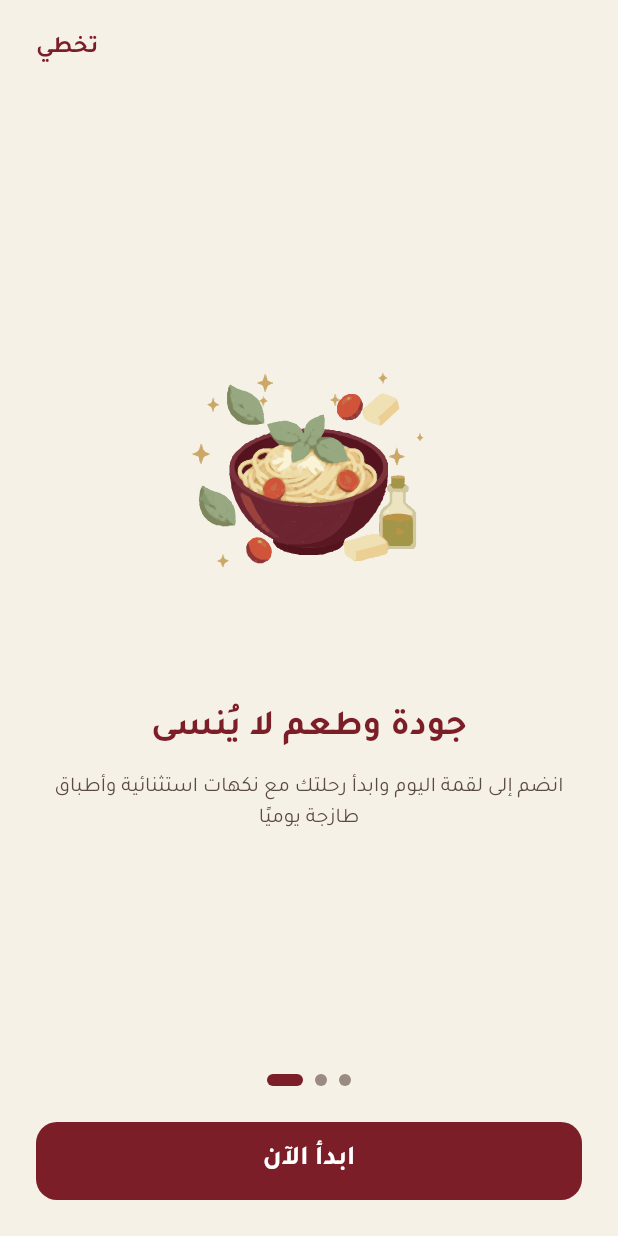
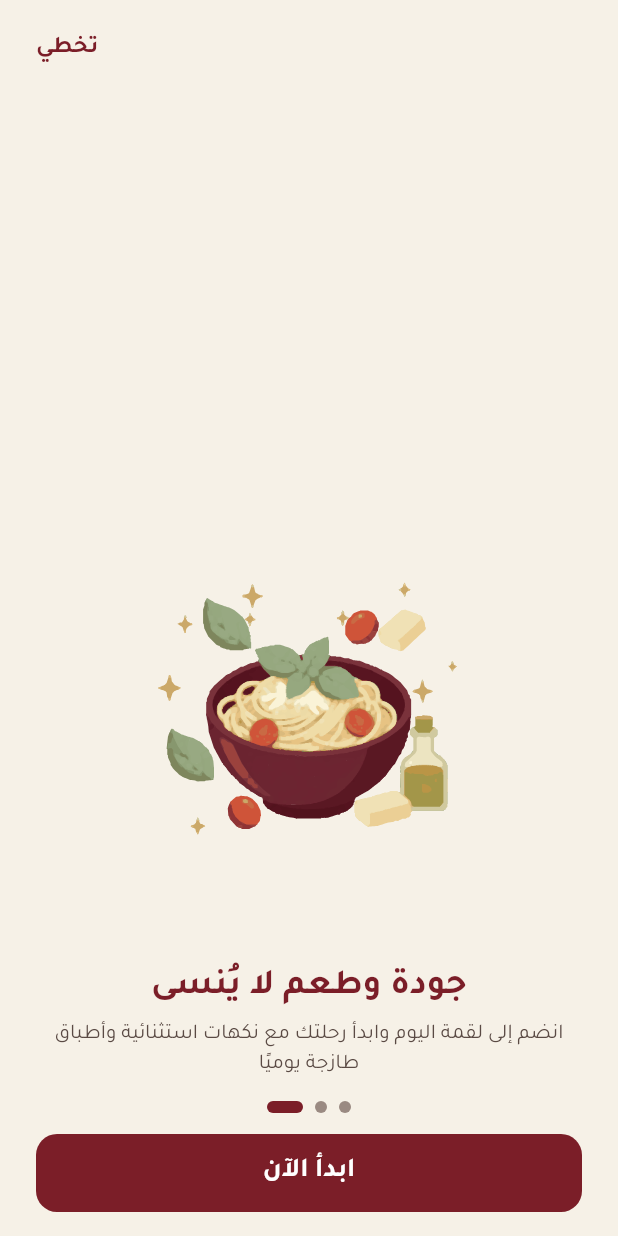
Before and after one commit to Malak987/luqma, a Flutter app: the screen it shows after launch, swiped to page 3, on a phone screen of 412 x 824 dp. Run offline on Flutter 3.47's test engine with Material 3 defaults, Android fonts, the phone set to English and light mode, and no system bars; our stand-ins replace dio, equatable, flutter_bloc, flutter_secure_storage, flutter_svg, geolocator and 3 more; missing offline and left inert: maplibre_gl.

Commit message:
feat(onboarding): enlarge illustration and stack controls under copy
Layout is now illustration -> title -> subtitle -> indicator -> button,
all inside the pager so each slide keeps the same hierarchy.

- Illustration takes every pixel the copy/controls do not need via
  Expanded + LayoutBuilder (was 38% of height capped at 260px). It now
  occupies roughly 60% of the slide on phones, up from ~35-38%.
- Artwork keeps its native 600:520 ratio through BoxFit.contain, centred,
  never cropped or stretched.
- Indicator dots and the Next button moved from the global footer into the
  slide, directly beneath the subtitle with compact 10-14px gaps.
- Compact (<700px height) screens tighten spacing, button height 48px.
- Text scaling clamped at 1.3 in slides to prevent RenderFlex overflow.
- Controllers, looping, Reduce Motion, themes, localization, cubit and
  navigation untouched.

Adds onboarding_layout_test.dart covering hierarchy order, illustration
dominance, 320x568 overflow safety and all three slides.

Co-authored-by: arena-agent <297053741+arena-agent@users.noreply.github.com>

```diff
--- a/lib/features/onboarding/presentation/pages/onboarding_page.dart
+++ b/lib/features/onboarding/presentation/pages/onboarding_page.dart
@@ -1,3 +1,5 @@
+import 'dart:math' as math;
+
 import 'package:flutter/material.dart';
 import 'package:flutter_bloc/flutter_bloc.dart';
 import 'package:lottie/lottie.dart';
@@ -8,8 +10,14 @@ import '../../../../core/theme/app_colors.dart';
 import '../cubit/onboarding_cubit.dart';
 import '../cubit/onboarding_state.dart';
 
-/// Onboarding page featuring per-slide Lottie illustrations, page indicators,
-/// localized Arabic/English copy, and accessibility (Reduce Motion) support.
+/// Onboarding page built around a large per-slide Lottie illustration.
+///
+/// Visual order inside every slide: illustration, title, subtitle, page
+/// indicator dots, then the primary button.
+/// The Skip / back controls stay in the top header bar.
+///
+/// Accessibility: when the platform requests reduced motion the illustration
+/// is shown frozen on its first frame instead of looping.
 class OnboardingPage extends StatefulWidget {
   const OnboardingPage({
     super.key,
@@ -24,6 +32,9 @@ class OnboardingPage extends StatefulWidget {
 
 class _OnboardingPageState extends State<OnboardingPage>
     with TickerProviderStateMixin {
+  /// Native aspect ratio of the supplied illustrations (600 × 520).
+  static const double _illustrationAspectRatio = 600 / 520;
+
   late final PageController _pageController;
 
   /// One controller per slide so each illustration loops independently and a
@@ -126,8 +137,7 @@ class _OnboardingPageState extends State<OnboardingPage>
 
     final isDark = theme.brightness == Brightness.dark;
     final disableAnimations = MediaQuery.of(context).disableAnimations;
-    // Static wordmark is only a safety fallback if an illustration fails to
-    // load, or when Reduce Motion shows the illustration frozen.
+    // Static wordmark only acts as a safety fallback if an asset fails to load.
     final fallbackImageAsset =
         isDark ? AppAssets.logoDark : AppAssets.logoLight;
     final l10n = AppLocalizations.of(context);
@@ -147,16 +157,20 @@ class _OnboardingPageState extends State<OnboardingPage>
         _syncPageController(state.currentIndex);
       },
       builder: (context, state) {
+        // Very short phones get tighter chrome so the primary button always
+        // stays inside the safe area.
+        final isCompact = MediaQuery.sizeOf(context).height < 700.0;
+
         return Scaffold(
           backgroundColor: colors.background,
           body: SafeArea(
             child: Column(
               children: [
-                // Header Bar with Skip / Close button
+                // Header bar: back (review mode) / skip
                 Padding(
-                  padding: const EdgeInsets.symmetric(
+                  padding: EdgeInsets.symmetric(
                     horizontal: 16.0,
-                    vertical: 8.0,
+                    vertical: isCompact ? 2.0 : 8.0,
                   ),
                   child: Row(
                     mainAxisAlignment: MainAxisAlignment.spaceBetween,
@@ -187,7 +201,8 @@ class _OnboardingPageState extends State<OnboardingPage>
                   ),
                 ),
 
-                // Main PageView with Slides
+                // Slides: illustration, copy, indicator and button all live
+                // inside the pager so each page keeps the same hierarchy.
                 Expanded(
                   child: PageView.builder(
                     key: const Key('onboarding_page_view'),
@@ -208,58 +223,25 @@ class _OnboardingPageState extends State<OnboardingPage>
                         disableAnimations: disableAnimations,
                         theme: theme,
                         colors: colors,
-                      );
-                    },
-                  ),
-                ),
-
-                // Footer with Page Indicator and Action Button
-                Padding(
-                  padding: const EdgeInsets.all(24.0),
-                  child: Column(
-                    children: [
-                      // Page indicators
-                      Row(
+                        isCompact: isCompact,
+                        actionLabel: state.isLastSlide
+                            ? l10n.onboarding.getStarted
+                            : l10n.onboarding.next,
+                        onNextPressed: () =>
+                            context.read<OnboardingCubit>().nextSlide(),
+                        indicator: Row(
                           key: const Key('onboarding_indicator'),
                           mainAxisAlignment: MainAxisAlignment.center,
                           children: List.generate(
                             state.slideCount,
-                          (index) => _buildIndicatorDot(
-                            isActive: index == state.currentIndex,
+                            (dotIndex) => _buildIndicatorDot(
+                              isActive: dotIndex == state.currentIndex,
                               colors: colors,
                             ),
                           ),
                         ),
-                      const SizedBox(height: 24.0),
-
-                      // Next / Get Started button
-                      SizedBox(
-                        width: double.infinity,
-                        height: 52.0,
-                        child: ElevatedButton(
-                          key: const Key('onboarding_next_button'),
-                          style: ElevatedButton.styleFrom(
-                            backgroundColor: colors.primary,
-                            foregroundColor: colors.onPrimary,
-                            shape: RoundedRectangleBorder(
-                              borderRadius: BorderRadius.circular(14.0),
-                            ),
-                            elevation: 0,
-                          ),
-                          onPressed: () =>
-                              context.read<OnboardingCubit>().nextSlide(),
-                          child: Text(
-                            state.isLastSlide
-                                ? l10n.onboarding.getStarted
-                                : l10n.onboarding.next,
-                            style: const TextStyle(
-                              fontSize: 18.0,
-                              fontWeight: FontWeight.bold,
-                            ),
-                          ),
-                        ),
-                      ),
-                    ],
+                      );
+                    },
                   ),
                 ),
               ],
@@ -281,49 +263,150 @@ class _OnboardingPageState extends State<OnboardingPage>
     required bool disableAnimations,
     required ThemeData theme,
     required AppSemanticColors colors,
+    required bool isCompact,
+    required String actionLabel,
+    required VoidCallback onNextPressed,
+    required Widget indicator,
   }) {
-    return Padding(
+    final gutter = isCompact ? 20.0 : 24.0;
+
+    return MediaQuery.withClampedTextScaling(
+      // Keeps the fixed-height layout safe under extreme accessibility text
+      // scaling so the slide never overflows.
+      maxScaleFactor: 1.3,
+      child: Padding(
         key: key,
-      padding: const EdgeInsets.symmetric(horizontal: 24.0),
+        padding: EdgeInsets.symmetric(horizontal: gutter),
+        child: Column(
+          children: [
+            // 1. Large illustration — Expanded gives it every pixel the copy
+            // and controls do not need (≈60–65% of the slide on phones)
+            // without ever overflowing or cropping the artwork.
+            Expanded(
               child: LayoutBuilder(
                 builder: (context, constraints) {
-          // Bounded relative sizing: tall screens get a larger illustration,
-          // short screens stay clear of the copy and footer below.
-          final illustrationHeight = (constraints.maxHeight * 0.38).clamp(
-            140.0,
-            260.0,
+                  final width = math.min(
+                    constraints.maxWidth - 8.0,
+                    constraints.maxHeight * _illustrationAspectRatio,
                   );
+                  return Align(
+                    alignment: Alignment.bottomCenter,
+                    child: SizedBox(
+                      key: animationKey,
+                      width: width,
+                      height: width / _illustrationAspectRatio,
+                      child: _buildIllustration(
+                        lottieAsset: lottieAsset,
+                        lottieController: lottieController,
+                        fallbackAsset: fallbackAsset,
+                        disableAnimations: disableAnimations,
+                      ),
+                    ),
+                  );
+                },
+              ),
+            ),
 
-          return Column(
-            mainAxisAlignment: MainAxisAlignment.center,
-            children: [
-              // Illustration that replaces the previous "لقمة" wordmark.
-              SizedBox(
-                key: animationKey,
-                width: constraints.maxWidth,
-                height: illustrationHeight,
-                child: disableAnimations
-                    ? Image.asset(
+            // 2. Title — directly beneath the illustration.
+            Padding(
+              padding: EdgeInsets.only(top: isCompact ? 4.0 : 10.0),
+              child: Text(
+                title,
+                maxLines: 2,
+                overflow: TextOverflow.ellipsis,
+                textAlign: TextAlign.center,
+                style: theme.textTheme.headlineSmall?.copyWith(
+                  fontWeight: FontWeight.bold,
+                  color: colors.headingText,
+                  height: 1.25,
+                ),
+              ),
+            ),
+
+            // 3. Subtitle
+            Padding(
+              padding: const EdgeInsets.only(top: 6.0),
+              child: Text(
+                subtitle,
+                maxLines: 3,
+                overflow: TextOverflow.ellipsis,
+                textAlign: TextAlign.center,
+                style: theme.textTheme.bodyMedium?.copyWith(
+                  color: colors.mutedText,
+                  height: 1.4,
+                ),
+              ),
+            ),
+
+            // 4. Page indicator dots, immediately under the copy.
+            Padding(
+              padding: EdgeInsets.only(top: isCompact ? 10.0 : 14.0),
+              child: indicator,
+            ),
+
+            // 5. Next / Get Started button, immediately under the dots.
+            Padding(
+              padding: EdgeInsets.only(
+                top: isCompact ? 10.0 : 14.0,
+                bottom: isCompact ? 8.0 : 16.0,
+              ),
+              child: SizedBox(
+                width: double.infinity,
+                height: isCompact ? 48.0 : 52.0,
+                child: ElevatedButton(
+                  key: const Key('onboarding_next_button'),
+                  style: ElevatedButton.styleFrom(
+                    backgroundColor: colors.primary,
+                    foregroundColor: colors.onPrimary,
+                    shape: RoundedRectangleBorder(
+                      borderRadius: BorderRadius.circular(14.0),
+                    ),
+                    elevation: 0,
+                  ),
+                  onPressed: onNextPressed,
+                  child: Text(
+                    actionLabel,
+                    style: const TextStyle(
+                      fontSize: 18.0,
+                      fontWeight: FontWeight.bold,
+                    ),
+                  ),
+                ),
+              ),
+            ),
+          ],
+        ),
+      ),
+    );
+  }
+
+  Widget _buildIllustration({
+    required String lottieAsset,
+    required AnimationController lottieController,
+    required String fallbackAsset,
+    required bool disableAnimations,
+  }) {
+    if (disableAnimations) {
+      return Image.asset(
         fallbackAsset,
         fit: BoxFit.contain,
         alignment: Alignment.center,
-                      )
-                    : Lottie.asset(
+      );
+    }
+
+    return Lottie.asset(
       lottieAsset,
       controller: lottieController,
       fit: BoxFit.contain,
       alignment: Alignment.center,
-                        width: constraints.maxWidth,
-                        height: illustrationHeight,
       // Multi-MB JSON: parse away from the UI isolate.
       backgroundLoading: true,
       onLoaded: (composition) {
         if (!mounted) return;
-                          // Use the JSON's own timing instead of the guess made
-                          // in initState, then loop smoothly.
+        // Use the JSON's own timing instead of the guess made in initState,
+        // then loop smoothly.
         lottieController.duration = composition.duration;
-                          if (!disableAnimations &&
-                              !lottieController.isAnimating) {
+        if (!disableAnimations && !lottieController.isAnimating) {
           lottieController.repeat();
         }
       },
@@ -335,34 +418,6 @@ class _OnboardingPageState extends State<OnboardingPage>
           alignment: Alignment.center,
         );
       },
-                      ),
-              ),
-              const SizedBox(height: 32.0),
-
-              // Slide Title
-              Text(
-                title,
-                textAlign: TextAlign.center,
-                style: theme.textTheme.headlineSmall?.copyWith(
-                  fontWeight: FontWeight.bold,
-                  color: colors.headingText,
-                ),
-              ),
-              const SizedBox(height: 12.0),
-
-              // Slide Subtitle
-              Text(
-                subtitle,
-                textAlign: TextAlign.center,
-                style: theme.textTheme.bodyMedium?.copyWith(
-                  color: colors.mutedText,
-                  height: 1.5,
-                ),
-              ),
-            ],
-          );
-        },
-      ),
     );
   }
 
```
Also changed, not shown: 1 other file. Lines whose indentation alone changed are shown as unchanged.
